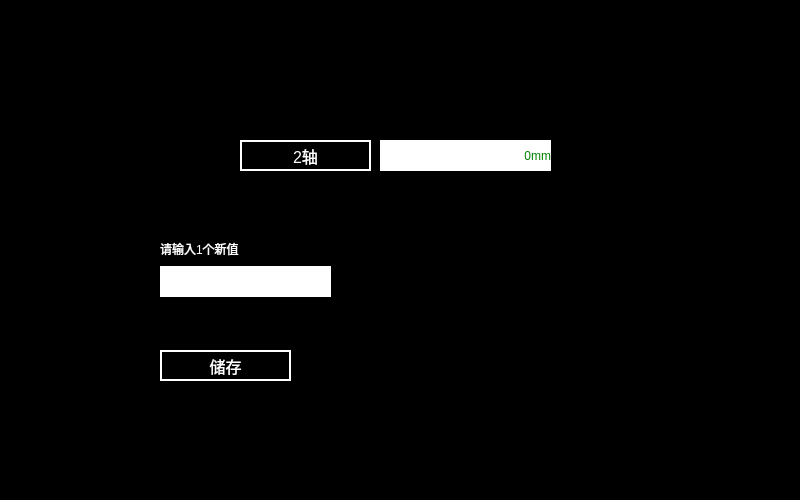
This is main_wheel.ui in isliulin/Plan85HMI as Qt 5 draws it before an edit. The edited form follows.
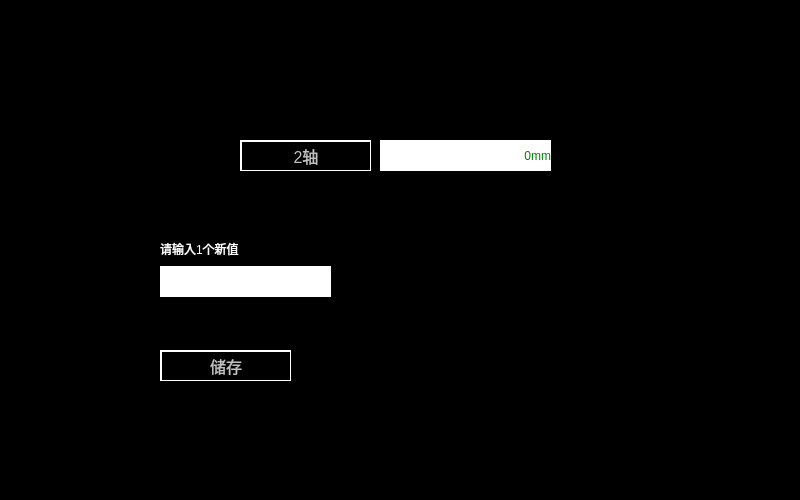
This is the edited form.

Patch:
```diff
--- a/main_wheel.ui
+++ b/main_wheel.ui
@@ -20,11 +20,7 @@
 }
 QPushButton
 {
-	font:14px;
-    color: rgb(0,0,0);
-	background-color: rgb(0, 255, 0);
-	border-top: 2px solid white;	
-	border-left: 2px solid white;
+font: 16px;color: rgb(192,192,192);background-color: rgb(0, 0, 0);border: 1px solid white;border-top: 2px solid white;border-left: 2px solid white;
 }
 QLabel
 {
@@ -58,10 +54,7 @@
     </rect>
    </property>
    <property name="styleSheet">
-    <string notr="true">	font:16px;
-    color: rgb(255,255,255);
-	background-color: rgb(0, 0, 0);
-border:2px solid white;</string>
+    <string notr="true"/>
    </property>
    <property name="text">
     <string>储存</string>
@@ -114,10 +107,7 @@
     </rect>
    </property>
    <property name="styleSheet">
-    <string notr="true">	font:16px;
-    color: rgb(255,255,255);
-	background-color: rgb(0, 0, 0);
-border:2px solid white;</string>
+    <string notr="true"/>
    </property>
    <property name="text">
     <string>2轴</string>
```
